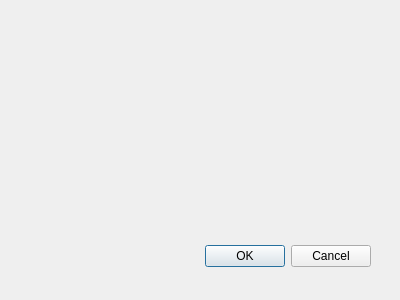
The window that layer_sorting_dialog_base.ui (vermeulendivan/layer-sorting) describes before a commit, drawn with Qt 5.
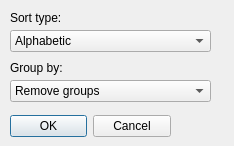
The same window after the commit.

Commit message: support for groups and layers within groups

```diff
--- a/layer_sorting_dialog_base.ui
+++ b/layer_sorting_dialog_base.ui
@@ -1,23 +1,23 @@
 <ui version="4.0" >
  <class>LayerSortingDialogBase</class>
- <widget class="QDialog" name="LayerSortingDialogBase" >
-  <property name="geometry" >
+ <widget class="QDialog" name="LayerSortingDialogBase">
+  <property name="geometry">
    <rect>
     <x>0</x>
     <y>0</y>
-    <width>400</width>
-    <height>300</height>
+    <width>234</width>
+    <height>146</height>
    </rect>
   </property>
   <property name="windowTitle" >
    <string>Layer sorting</string>
   </property>
-  <widget class="QDialogButtonBox" name="button_box" >
-   <property name="geometry" >
+  <widget class="QDialogButtonBox" name="button_box">
+   <property name="geometry">
     <rect>
-     <x>30</x>
-     <y>240</y>
-     <width>341</width>
+     <x>10</x>
+     <y>110</y>
+     <width>161</width>
      <height>32</height>
     </rect>
    </property>
@@ -28,6 +28,67 @@
     <set>QDialogButtonBox::Cancel|QDialogButtonBox::Ok</set>
    </property>
   </widget>
+  <widget class="QComboBox" name="cbSortType">
+   <property name="geometry">
+    <rect>
+     <x>10</x>
+     <y>30</y>
+     <width>201</width>
+     <height>22</height>
+    </rect>
+   </property>
+   <item>
+    <property name="text">
+     <string>Alphabetic</string>
+    </property>
+   </item>
+   <item>
+    <property name="text">
+     <string>Feature count</string>
+    </property>
+   </item>
+  </widget>
+  <widget class="QLabel" name="lbSortType">
+   <property name="geometry">
+    <rect>
+     <x>10</x>
+     <y>10</y>
+     <width>81</width>
+     <height>16</height>
+    </rect>
+   </property>
+   <property name="text">
+    <string>Sort type:</string>
+   </property>
+  </widget>
+  <widget class="QLabel" name="lbGrouping">
+   <property name="geometry">
+    <rect>
+     <x>10</x>
+     <y>60</y>
+     <width>81</width>
+     <height>16</height>
+    </rect>
+   </property>
+   <property name="text">
+    <string>Group by:</string>
+   </property>
+  </widget>
+  <widget class="QComboBox" name="cbGrouping">
+   <property name="geometry">
+    <rect>
+     <x>10</x>
+     <y>80</y>
+     <width>201</width>
+     <height>22</height>
+    </rect>
+   </property>
+   <item>
+    <property name="text">
+     <string>Remove groups</string>
+    </property>
+   </item>
+  </widget>
  </widget>
  <resources/>
  <connections>
```
Left out of the diff: 33 changed lines with no effect on the pictures. The commit also changes 7 other files.
